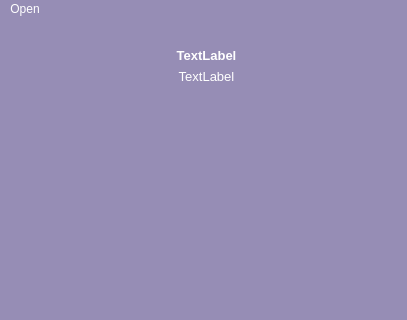
The window that resources/ui/MainWindow.ui (senatrkosarev/AudioPlayer) describes before a commit, drawn with Qt 5; both pictures show x 0 to 407 and y 0 to 320 of the 407 by 525 pixel window.
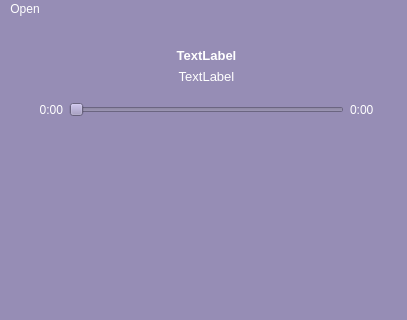
The same window after the commit. Icons and pictures are not drawn.

Commit message: Add seek bar for changing position

Diff of the .ui file:
```diff
--- a/resources/ui/MainWindow.ui
+++ b/resources/ui/MainWindow.ui
@@ -96,6 +96,88 @@
       </property>
      </widget>
     </item>
+    <item>
+     <spacer name="verticalSpacer_3">
+      <property name="orientation">
+       <enum>Qt::Vertical</enum>
+      </property>
+      <property name="sizeType">
+       <enum>QSizePolicy::Fixed</enum>
+      </property>
+      <property name="sizeHint" stdset="0">
+       <size>
+        <width>20</width>
+        <height>10</height>
+       </size>
+      </property>
+     </spacer>
+    </item>
+    <item>
+     <layout class="QHBoxLayout" name="horizontalLayout_2">
+      <item>
+       <spacer name="horizontalSpacer_5">
+        <property name="orientation">
+         <enum>Qt::Horizontal</enum>
+        </property>
+        <property name="sizeType">
+         <enum>QSizePolicy::Fixed</enum>
+        </property>
+        <property name="sizeHint" stdset="0">
+         <size>
+          <width>30</width>
+          <height>20</height>
+         </size>
+        </property>
+       </spacer>
+      </item>
+      <item>
+       <widget class="QLabel" name="time_current">
+        <property name="styleSheet">
+         <string notr="true">color: rgb(255, 255, 255);</string>
+        </property>
+        <property name="text">
+         <string>0:00</string>
+        </property>
+        <property name="alignment">
+         <set>Qt::AlignRight|Qt::AlignTrailing|Qt::AlignVCenter</set>
+        </property>
+       </widget>
+      </item>
+      <item>
+       <widget class="QSlider" name="song_slider">
+        <property name="orientation">
+         <enum>Qt::Horizontal</enum>
+        </property>
+       </widget>
+      </item>
+      <item>
+       <widget class="QLabel" name="time_end">
+        <property name="styleSheet">
+         <string notr="true">color: rgb(255, 255, 255);</string>
+        </property>
+        <property name="text">
+         <string>0:00</string>
+        </property>
+       </widget>
+      </item>
+      <item>
+       <spacer name="horizontalSpacer_6">
+        <property name="orientation">
+         <enum>Qt::Horizontal</enum>
+        </property>
+        <property name="sizeType">
+         <enum>QSizePolicy::Fixed</enum>
+        </property>
+        <property name="sizeHint" stdset="0">
+         <size>
+          <width>30</width>
+          <height>20</height>
+         </size>
+        </property>
+       </spacer>
+      </item>
+     </layout>
+    </item>
     <item>
      <spacer name="verticalSpacer">
       <property name="orientation">
```
The commit also changes 1 other file.
